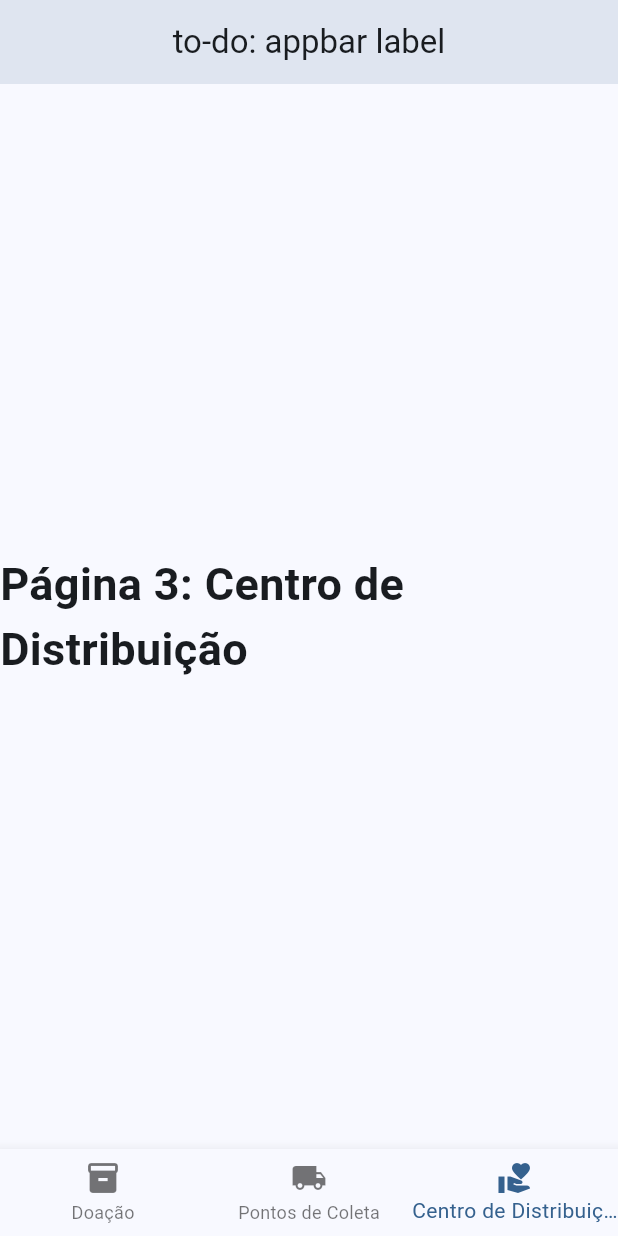
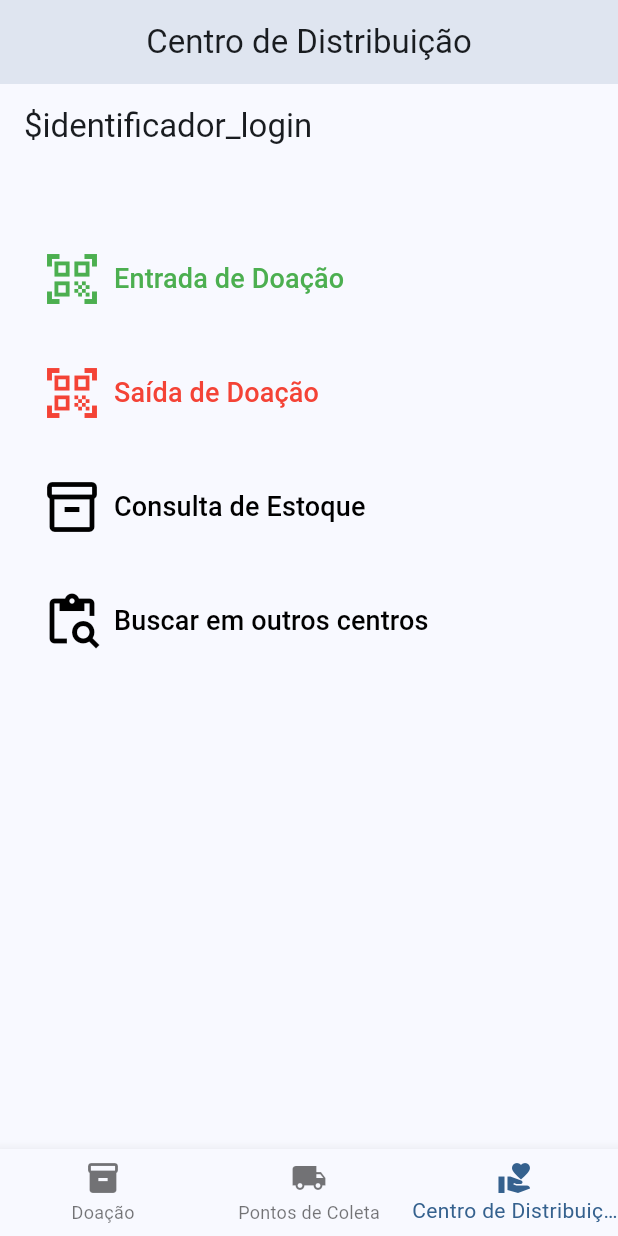
Before and after one commit to Navelogic/SADN_Sistema_de_Apoio_a_Desastres_Naturais, a Flutter app: the screen it shows after launch, item 3 of the bottom bar chosen, on a phone screen of 412 x 824 dp. Run offline on Flutter 3.47's test engine with Material 3 defaults, Android fonts, the phone set to English and light mode, and no system bars; our stand-ins replace flutter_dotenv, google_maps_flutter.

Commit message:
Initial Modules
Update/Create initial modules

```diff
--- a/lib/main.dart
+++ b/lib/main.dart
@@ -17,7 +17,7 @@ class MyApp extends StatelessWidget {
   @override
   Widget build(BuildContext context) {
     return MaterialApp(
-      title: 'to-do: titulo',
+      title: 'to-do: title',
       theme: ThemeData(
         colorSchemeSeed: const Color.fromARGB(255, 11, 63, 105),
       ),
@@ -42,6 +42,12 @@ class _MyHomePageState extends State<MyHomePage> {
     CentroDistribuicaoPage(),
   ];
 
+  static const List<String> _titles = [
+    'Doação',
+    'Pontos de Coleta',
+    'Centro de Distribuição',
+  ];
+
   void _onItemTapped(int index) {
     setState(() {
       _selectedIndex = index;
@@ -53,7 +59,7 @@ class _MyHomePageState extends State<MyHomePage> {
     return Scaffold(
       appBar: AppBar(
         centerTitle: true,
-        title: const Text('to-do: appbar label'),
+        title: Text(_titles[_selectedIndex]),
         elevation: 10,
       ),
       body: Center(
--- a/lib/modules/dist/dist_page.dart
+++ b/lib/modules/dist/dist_page.dart
@@ -5,10 +5,93 @@ class CentroDistribuicaoPage extends StatelessWidget {
 
   @override
   Widget build(BuildContext context) {
-    return const Center(
-      child: Text(
-        'Página 3: Centro de Distribuição',
-        style: TextStyle(fontSize: 30, fontWeight: FontWeight.bold),
+    // String temporária para representar o login do centro
+    String loginLabel = '\$identificador_login';
+
+    /// Haverá uma página para login/cadastro do centro.
+    /// Voluntários poderam logar no estoque para fazer os cadastros.
+    /// Cada centro terá seu próprio estoque.
+    /// Também haverá um estoque geral de todos os centros.
+    /// Quando um centro carecer de alguma coisa, ele pode pesquisar no estoque geral para ver se outros centros podem conceder o item necessário.
+
+    return Scaffold(
+      appBar: AppBar(
+        title: Text(loginLabel),
+      ),
+      body: Padding(
+        padding: const EdgeInsets.all(16.0),
+        child: Column(
+          mainAxisAlignment: MainAxisAlignment.start,
+          crossAxisAlignment: CrossAxisAlignment.start,
+          children: [
+            const SizedBox(height: 30),
+            Tooltip(
+              message: 'Cadastrar uma doação no estoque',
+              child: TextButton.icon(
+                onPressed: () {
+                    /// TO-DO:
+                    /// Vai para uma página que scaneia o QR-Code que foi impresso em cima da doação.
+                    /// O QR-Code vem estruturado como um JSON que é diretamente colocado no estoque do centro.
+                },
+                icon: const Icon(Icons.qr_code_scanner, size: 40, color: Colors.green),
+                label: const Text(
+                  'Entrada de Doação',
+                  style: TextStyle(fontSize: 18, color: Colors.green),
+                ),
+              ),
+            ),
+            const SizedBox(height: 20),
+            Tooltip(
+              message: 'Tirar uma doação do estoque',
+              child: TextButton.icon(
+                onPressed: () {
+                    /// TO-DO:
+                    /// Vai para uma página que scaneia o QR-Code que foi impresso em cima da doação.
+                    /// O QR-Code vem estruturado como um JSON que é rapidamente removido do estoque do centro.
+                },
+                icon: const Icon(Icons.qr_code_scanner, size: 40, color: Colors.red),
+                label: const Text(
+                  'Saída de Doação',
+                  style: TextStyle(fontSize: 18, color: Colors.red),
+                ),
+              ),
+            ),
+            const SizedBox(height: 20),
+            Tooltip(
+              message: 'Visão geral das doações disponíveis',
+              child: TextButton.icon(
+                onPressed: () {
+                    /// TO-DO:
+                    /// Vai para uma página que lista todos os itens que estão no estoque do centro logado.
+                },
+                icon: const Icon(Icons.inventory_2_outlined, size: 40, color: Colors.black),
+                label: const Text(
+                  'Consulta de Estoque',
+                  style: TextStyle(fontSize: 18, color: Colors.black),
+                ),
+              ),
+            ),
+            const SizedBox(height: 20),
+            Tooltip(
+              message: 'Visão geral das doações disponíveis',
+              child: TextButton.icon(
+                onPressed: () {
+                    /// TO-DO:
+                    /// Vai para uma página que lista todos os itens que estão no estoque do centro logado.
+                    /// É possível pesquisar por um item específico que vai mostrar qual centro tem o item.
+                    /// Assim, um centro pode entrar em contato com o outro para pedir se podem ter o item desejado.
+                    ///   TO-DO:
+                    ///   in-app messaging/notification system pra englobar essa necessidade.
+                },
+                icon: const Icon(Icons.content_paste_search, size: 40, color: Colors.black),
+                label: const Text(
+                  'Buscar em outros centros',
+                  style: TextStyle(fontSize: 18, color: Colors.black),
+                ),
+              ),
+            ),
+          ],
+        ),
       ),
     );
   }
```
Also changed, not shown: lib/modules/collect/collect_page.dart (+14 -12 lines), lib/modules/donation/donation_page.dart (+4 -7 lines).
